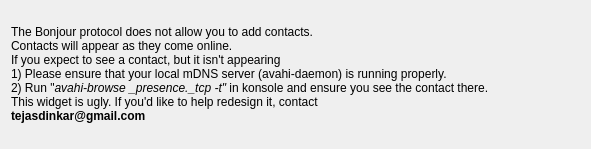
Before: the Qt Designer form protocols/bonjour/bonjouraddui.ui in KDE/kopete, drawn with Qt 5.
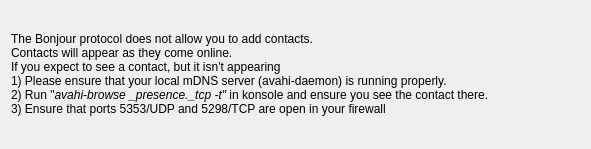
After: the same form once the commit is applied.

Commit message: Added Help For Firewall

What changed in the file:
```diff
--- a/protocols/bonjour/bonjouraddui.ui
+++ b/protocols/bonjour/bonjouraddui.ui
@@ -30,8 +30,7 @@
 &lt;p style=" margin-top:0px; margin-bottom:0px; margin-left:0px; margin-right:0px; -qt-block-indent:0; text-indent:0px; font-size:9pt;">If you expect to see a contact, but it isn't appearing&lt;/p>
 &lt;p style=" margin-top:0px; margin-bottom:0px; margin-left:0px; margin-right:0px; -qt-block-indent:0; text-indent:0px; font-size:9pt;">1) Please ensure that your local mDNS server (avahi-daemon) is running properly.&lt;/p>
 &lt;p style=" margin-top:0px; margin-bottom:0px; margin-left:0px; margin-right:0px; -qt-block-indent:0; text-indent:0px; font-size:9pt;">2) Run "&lt;span style=" font-style:italic;">avahi-browse _presence._tcp -t"&lt;/span> in konsole and ensure you see the contact there.&lt;/p>
-&lt;p style=" margin-top:0px; margin-bottom:0px; margin-left:0px; margin-right:0px; -qt-block-indent:0; text-indent:0px; font-size:9pt;">This widget is ugly. If you'd like to help redesign it, contact &lt;/p>
-&lt;p style=" margin-top:0px; margin-bottom:0px; margin-left:0px; margin-right:0px; -qt-block-indent:0; text-indent:0px; font-size:9pt;">&lt;span style=" font-weight:600;">tejasdinkar@gmail.com&lt;/span>&lt;/p>&lt;/body>&lt;/html></string>
+&lt;p style=" margin-top:0px; margin-bottom:0px; margin-left:0px; margin-right:0px; -qt-block-indent:0; text-indent:0px; font-size:9pt;">3) Ensure that ports 5353/UDP and 5298/TCP are open in your firewall&lt;/p>&lt;/body>&lt;/html></string>
        </property>
       </widget>
      </item>
```
